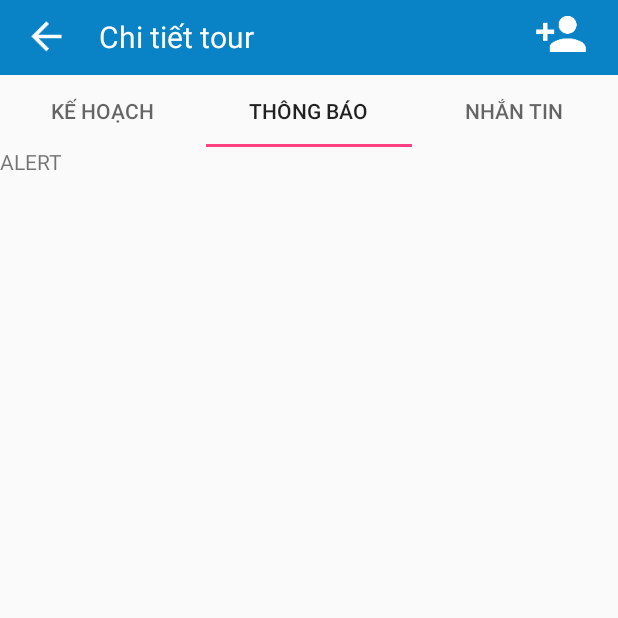
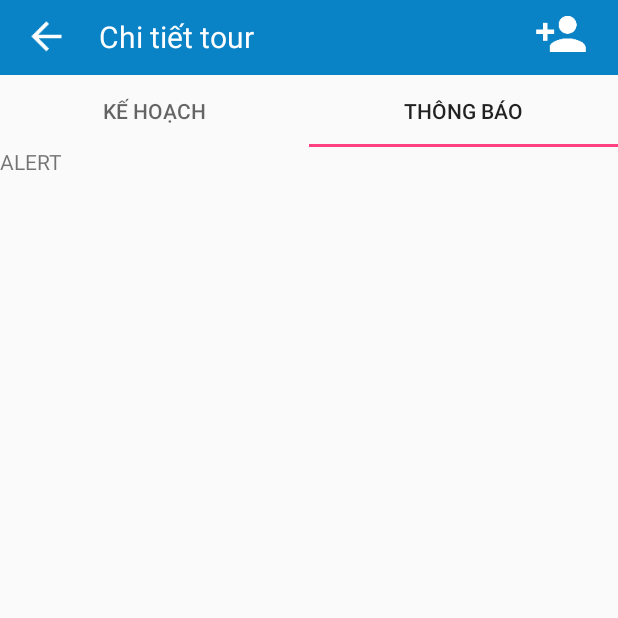
Before and after one commit to at-thanbt/travelapp, an Android app: the DetailTourActivity screen opened directly, with no data from a screen before it, tab 2 chosen, on a phone screen of 412 x 824 dp, the top half of it. Run offline under Robolectric (Android 15) with nearby library versions, the phone set to English and light mode, and no system bars; libraries missing offline, so code that uses them is left out: com.firebase.client; 2 statements that could not run were skipped.

```diff
--- a/app/src/main/java/com/example/asiantech/travelapp/activities/DetailTourActivity.java
+++ b/app/src/main/java/com/example/asiantech/travelapp/activities/DetailTourActivity.java
@@ -10,7 +10,6 @@ import android.support.v4.app.FragmentPagerAdapter;
 import android.support.v4.view.ViewPager;
 import android.support.v7.app.AppCompatActivity;
 import android.support.v7.widget.Toolbar;
-import android.util.Log;
 import android.view.View;
 import android.widget.ImageView;
 
@@ -18,7 +17,6 @@ import com.example.asiantech.travelapp.R;
 import com.example.asiantech.travelapp.activities.fragments.HomeBlankFragment;
 import com.example.asiantech.travelapp.activities.fragments.NotifyFragment;
 import com.example.asiantech.travelapp.activities.fragments.ScheduleFragment;
-import com.example.asiantech.travelapp.activities.fragments.SendMessageFragment;
 
 import java.util.ArrayList;
 import java.util.List;
@@ -79,7 +77,6 @@ public class DetailTourActivity extends AppCompatActivity {
         ViewPagerAdapter adapter = new ViewPagerAdapter(getSupportFragmentManager());
         adapter.addFragment(new ScheduleFragment(), "Kế Hoạch");
         adapter.addFragment(new NotifyFragment(), "Thông báo");
-        adapter.addFragment(new SendMessageFragment(), "Nhắn tin");
         viewPager.setAdapter(adapter);
     }
 
--- a/app/src/main/java/com/example/asiantech/travelapp/activities/fragments/SendMessageFragment.java
+++ /dev/null
@@ -1,96 +0,0 @@
-package com.example.asiantech.travelapp.activities.fragments;
-
-import android.os.Bundle;
-import android.support.annotation.Nullable;
-import android.support.design.widget.FloatingActionButton;
-import android.support.v4.app.Fragment;
-import android.support.v7.widget.LinearLayoutManager;
-import android.support.v7.widget.RecyclerView;
-import android.view.LayoutInflater;
-import android.view.View;
-import android.view.ViewGroup;
-import android.widget.ProgressBar;
-import android.widget.TextView;
-
-import com.example.asiantech.travelapp.R;
-import com.example.asiantech.travelapp.activities.DetailTourActivity;
-import com.example.asiantech.travelapp.activities.adapters.MessageAdapter;
-import com.example.asiantech.travelapp.activities.objects.Message;
-import com.firebase.client.DataSnapshot;
-import com.firebase.client.Firebase;
-import com.firebase.client.FirebaseError;
-import com.firebase.client.ValueEventListener;
-
-import java.util.List;
-
-/**
- * Created by phuong on 18/05/2017.
- */
-
-public class SendMessageFragment extends Fragment{
-
-    private Firebase mFirebaseMessage = new Firebase(getString(R.string.URL_BASE) + "/messages");
-    private RecyclerView mRecyclerViewMessage;
-    private TextView mTvNoMessage;
-    private FloatingActionButton mBtnAdd;
-    private ProgressBar mProgressBarLoading;
-
-    private String mIdPost;
-    private DetailTourActivity mActivity;
-    private MessageAdapter mAdapter;
-    private List<Message> mMessages;
-
-    @Nullable
-    @Override
-    public View onCreateView(LayoutInflater inflater, @Nullable ViewGroup container, @Nullable Bundle savedInstanceState) {
-        View view = inflater.inflate(R.layout.fragment_send_message, container, false);
-        mRecyclerViewMessage = (RecyclerView) view.findViewById(R.id.recyclerViewChat);
-        mTvNoMessage = (TextView) view.findViewById(R.id.tvNoChat);
-        mBtnAdd = (FloatingActionButton) view.findViewById(R.id.fab);
-        mProgressBarLoading = (ProgressBar) view.findViewById(R.id.progressBarLoading);
-
-        mActivity = (DetailTourActivity) getActivity();
-        mIdPost = mActivity.getIdTour();
-
-        getData();
-
-        mBtnAdd.setOnClickListener(new View.OnClickListener() {
-            @Override
-            public void onClick(View view) {
-
-            }
-        });
-
-        return view;
-
-    }
-
-    public void getData() {
-        mFirebaseMessage.child(mIdPost).addListenerForSingleValueEvent(new ValueEventListener() {
-            @Override
-            public void onDataChange(DataSnapshot dataSnapshot) {
-                //xu ly du lieu
-
-                //view
-                viewData(mMessages);
-            }
-
-            @Override
-            public void onCancelled(FirebaseError firebaseError) {
-
-            }
-        });
-    }
-
-    public void viewData(List<Message> mMessages) {
-        if (mMessages.size() > 0) {
-            RecyclerView.LayoutManager layoutManager = new LinearLayoutManager(getContext());
-            mRecyclerViewMessage.setLayoutManager(layoutManager);
-            mAdapter = new MessageAdapter(mMessages, getContext());
-            mRecyclerViewMessage.setAdapter(mAdapter);
-        } else {
-            mTvNoMessage.setVisibility(View.VISIBLE);
-        }
-        mProgressBarLoading.setVisibility(View.GONE);
-    }
-}
```
Also changed, not shown: app/src/main/java/com/example/asiantech/travelapp/activities/AddTourristActivity.java (+16 -18 lines).
